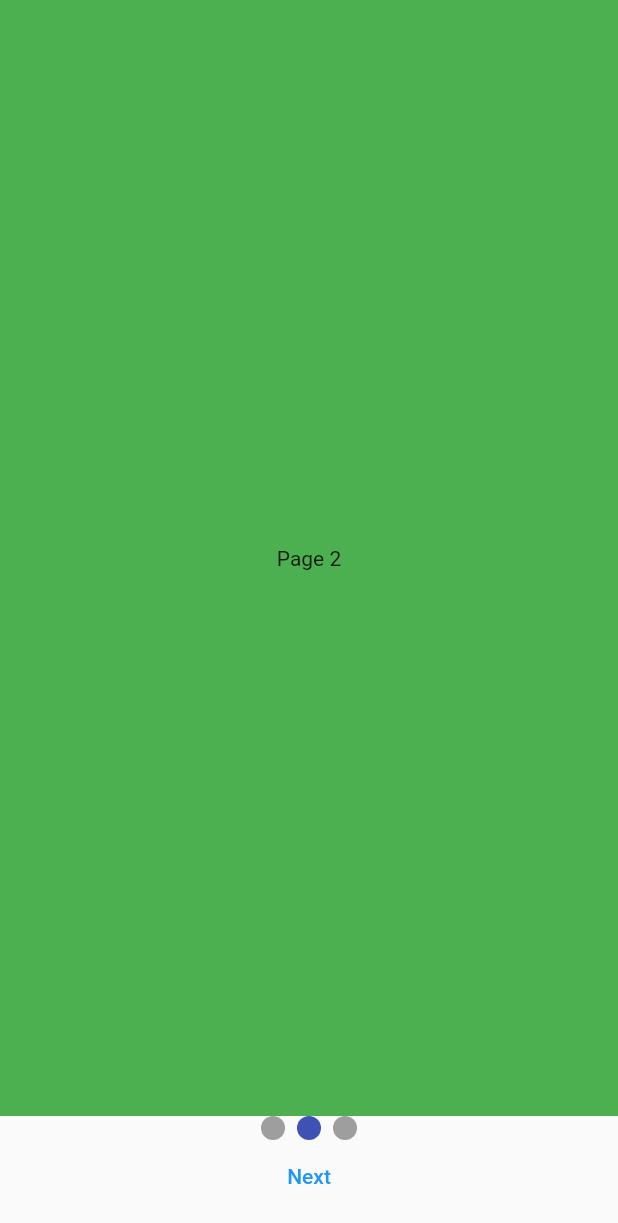
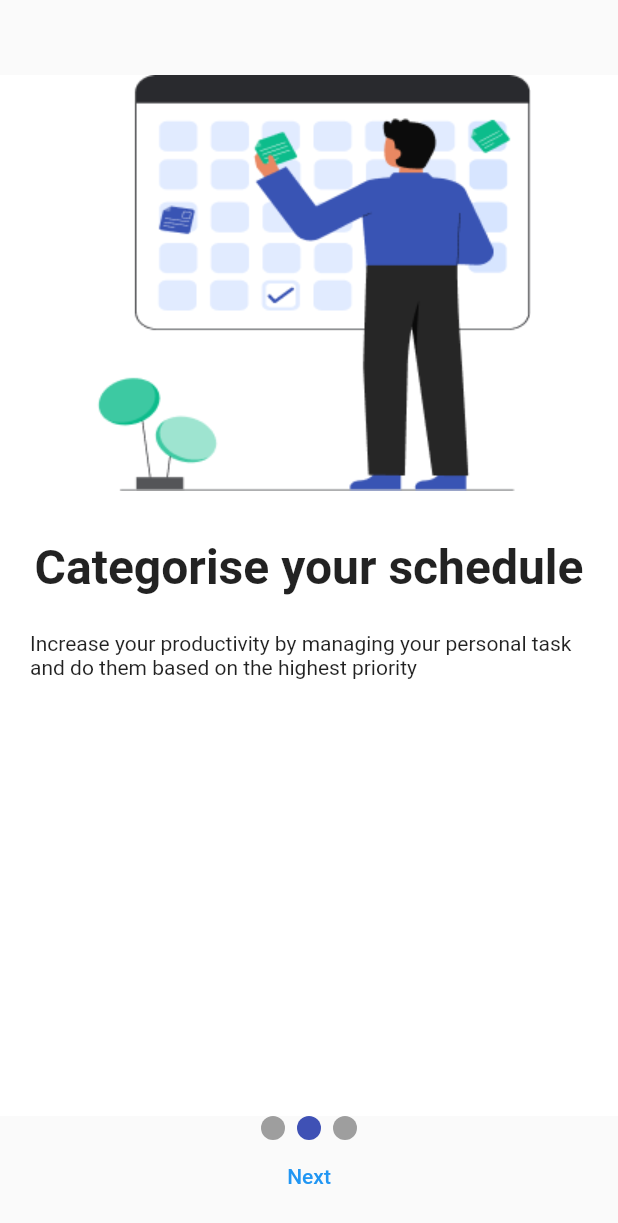
Before and after one commit to Devsleo/todo-app-flutter, a Flutter app: the screen it shows after launch, after a tap on "Next", on a phone screen of 412 x 824 dp. Shown: the top 1223 px of the screen. Run offline on Flutter 3.47's test engine with Material 2 defaults, Android fonts, the phone set to English and light mode, and no system bars; drawn by our look-alikes of smooth_page_indicator; our stand-ins replace shared_preferences.

```diff
--- a/lib/Screens/onboarding.dart
+++ b/lib/Screens/onboarding.dart
@@ -1,6 +1,7 @@
 import 'package:smooth_page_indicator/smooth_page_indicator.dart';
-
+import 'package:shared_preferences/shared_preferences.dart';
 import 'package:flutter/material.dart';
+import 'package:todo_app/Screens/homeScreen.dart';
 
 class OnBoardingScreen extends StatefulWidget {
   const OnBoardingScreen({Key? key}) : super(key: key);
@@ -10,11 +11,19 @@ class OnBoardingScreen extends StatefulWidget {
 }
 
 class _OnBoardingScreenState extends State<OnBoardingScreen> {
-  final controller = PageController();
+  late PageController _pageController;
+  bool isLastPage = false;
+  @override
+  void initState() {
+    _pageController = PageController();
+
+    super.initState();
+  }
+
   @override
   void dispose() {
-    controller.dispose();
-
+    // TODO: implement dispose
+    _pageController.dispose();
     super.dispose();
   }
 
@@ -24,39 +33,68 @@ class _OnBoardingScreenState extends State<OnBoardingScreen> {
       body: Padding(
         padding: const EdgeInsets.only(bottom: 80),
         child: PageView(
-          controller: controller,
+          controller: _pageController,
+          onPageChanged: (index) {
+            setState(() => isLastPage = index == 2);
+          },
           children: [
-            Container(
-              color: Colors.red,
-              child: Center(child: Text("Page 1")),
-            ),
-            Container(
-              color: Colors.green,
-              child: Center(child: Text("Page 2")),
-            ),
-            Container(
-              color: Colors.blue,
-              child: Center(child: Text("Page 3")),
-            ),
+            buildPage(
+                color: Colors.white,
+                image: "assets/category.png",
+                title: "Create your own Schedule",
+                subtitle:
+                    "Increase your productivity by managing your personal task and do them based on the highest priority"),
+            buildPage(
+                color: Colors.white,
+                image: "assets/category.png",
+                title: "Categorise your schedule",
+                subtitle:
+                    "Increase your productivity by managing your personal task and do them based on the highest priority"),
+            buildPage(
+                color: Colors.white,
+                image: "assets/category.png",
+                title: "Manage and priotize your task easily",
+                subtitle:
+                    "Increase your productivity by managing your personal task and do them based on the highest priority"),
           ],
         ),
       ),
-      bottomSheet: Container(
+      bottomSheet: isLastPage
+          ? Padding(
+              padding: const EdgeInsets.symmetric(horizontal: 20),
+              child: TextButton(
+                  style: TextButton.styleFrom(
+                      shape: RoundedRectangleBorder(
+                          borderRadius: BorderRadius.circular(5)),
+                      primary: Colors.white,
+                      backgroundColor: Colors.blue.shade800,
+                      minimumSize: Size.fromHeight(60)),
+                  onPressed: () async {
+                    final prefs = await SharedPreferences.getInstance();
+                    await prefs.setBool('showHome', true);
+
+                    Navigator.of(context).pushReplacement(
+                        MaterialPageRoute(builder: (context) => HomeScreen()));
+                  },
+                  child: Text("Get Started")),
+            )
+          : Container(
               height: 80,
               child: Center(
                   child: Column(
                 children: [
                   Center(
                     child: SmoothPageIndicator(
-                controller: controller,
+                      controller: _pageController,
                       count: 3,
-                onDotClicked: (index) => controller.animateToPage(index,
+                      onDotClicked: (index) => _pageController.animateToPage(
+                          index,
                           duration: Duration(milliseconds: 500),
                           curve: Curves.easeInOut),
                     ),
                   ),
                   TextButton(
-                onPressed: () => controller.nextPage(
+                      onPressed: () => _pageController.nextPage(
                           duration: Duration(milliseconds: 500),
                           curve: Curves.easeInOut),
                       child: Text("Next"))
@@ -66,3 +104,37 @@ class _OnBoardingScreenState extends State<OnBoardingScreen> {
     );
   }
 }
+
+Widget buildPage(
+    {required Color color,
+    required String image,
+    required String title,
+    required String subtitle}) {
+  return Padding(
+    padding: const EdgeInsets.only(top: 50),
+    child: Container(
+      color: color,
+      child: Padding(
+        padding: const EdgeInsets.symmetric(horizontal: 20),
+        child: Column(
+          children: [
+            Image.asset(image),
+            SizedBox(
+              height: 32,
+            ),
+            Center(
+              child: Text(
+                "$title",
+                style: TextStyle(fontSize: 32, fontWeight: FontWeight.bold),
+              ),
+            ),
+            SizedBox(
+              height: 24,
+            ),
+            Center(child: Text("$subtitle"))
+          ],
+        ),
+      ),
+    ),
+  );
+}
--- a/lib/main.dart
+++ b/lib/main.dart
@@ -1,19 +1,27 @@
 import 'package:flutter/material.dart';
 import 'package:todo_app/Screens/homeScreen.dart';
 import 'package:todo_app/Screens/onboarding.dart';
+import 'package:shared_preferences/shared_preferences.dart';
 
-void main() {
-  runApp(const MyApp());
+Future main() async {
+  WidgetsFlutterBinding.ensureInitialized();
+  final prefs = await SharedPreferences.getInstance();
+  //await prefs.setBool('showHome', false);
+  final showHome = prefs.getBool('showHome') ?? false;
+  runApp(MyApp(
+    showHome: showHome,
+  ));
 }
 
 class MyApp extends StatelessWidget {
-  const MyApp({Key? key}) : super(key: key);
+  final bool showHome;
+  const MyApp({Key? key, required this.showHome}) : super(key: key);
 
   // This widget is the root of your application.
   @override
   Widget build(BuildContext context) {
     return MaterialApp(
-      home: const OnBoardingScreen(),
+      home: showHome ? HomeScreen() : OnBoardingScreen(),
     );
   }
 }
@@ -41,3 +49,9 @@ class MyApp extends StatelessWidget {
 // git push -u origin master //The master here could be main, development
 
 // //DONE! Now go back to the github url and refresh the page
+
+// -Steps For Updating Your Repository
+// git init
+// git add .
+// git commit -m "Done with onboarding screen"
+// git push -u origin master
--- a/pubspec.yaml
+++ b/pubspec.yaml
@@ -35,6 +35,7 @@ dependencies:
   # Use with the CupertinoIcons class for iOS style icons.
   cupertino_icons: ^1.0.2
   smooth_page_indicator: ^1.0.0+2
+  shared_preferences: ^2.0.15
 
 dev_dependencies:
   flutter_test:
@@ -59,8 +60,8 @@ flutter:
   uses-material-design: true
 
   # To add assets to your application, add an assets section, like this:
-  # assets:
-  #   - images/a_dot_burr.jpeg
+  assets:
+    - assets/category.png
   #   - images/a_dot_ham.jpeg
 
   # An image asset can refer to one or more resolution-specific "variants", see
```
Also changed, not shown: pubspec.lock, 1 other file. Lines whose indentation alone changed are shown as unchanged.
